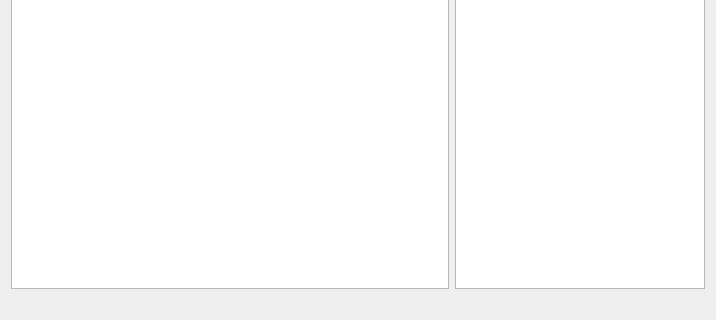
Old version of the form yatel/uis/ChargeFrame.ui in the repository leliel12/yatel; both pictures show x 0 to 716 and y 179 to 499 of the 716 by 499 pixel window.
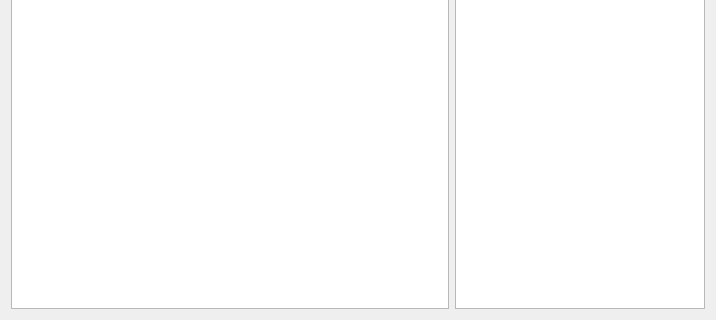
New version of the form.

Commit message: added improvements of usability by autoselected some columns as haplotypes id

The edit to the form file:
```diff
--- a/yatel/uis/ChargeFrame.ui
+++ b/yatel/uis/ChargeFrame.ui
@@ -169,65 +169,6 @@
      </item>
     </layout>
    </item>
-   <item>
-    <widget class="QLabel" name="selectHapIdLabel">
-     <property name="enabled">
-      <bool>true</bool>
-     </property>
-     <property name="palette">
-      <palette>
-       <active>
-        <colorrole role="WindowText">
-         <brush brushstyle="SolidPattern">
-          <color alpha="255">
-           <red>255</red>
-           <green>0</green>
-           <blue>0</blue>
-          </color>
-         </brush>
-        </colorrole>
-       </active>
-       <inactive>
-        <colorrole role="WindowText">
-         <brush brushstyle="SolidPattern">
-          <color alpha="255">
-           <red>255</red>
-           <green>0</green>
-           <blue>0</blue>
-          </color>
-         </brush>
-        </colorrole>
-       </inactive>
-       <disabled>
-        <colorrole role="WindowText">
-         <brush brushstyle="SolidPattern">
-          <color alpha="255">
-           <red>131</red>
-           <green>131</green>
-           <blue>131</blue>
-          </color>
-         </brush>
-        </colorrole>
-       </disabled>
-      </palette>
-     </property>
-     <property name="font">
-      <font>
-       <weight>75</weight>
-       <bold>true</bold>
-      </font>
-     </property>
-     <property name="toolTip">
-      <string extracomment="Please select column of Hap ID in the righmost table"/>
-     </property>
-     <property name="text">
-      <string>&lt;PLEASE SELECT&gt;</string>
-     </property>
-     <property name="alignment">
-      <set>Qt::AlignRight|Qt::AlignTrailing|Qt::AlignVCenter</set>
-     </property>
-    </widget>
-   </item>
   </layout>
  </widget>
  <resources/>
```
The commit also changes 1 other file.
